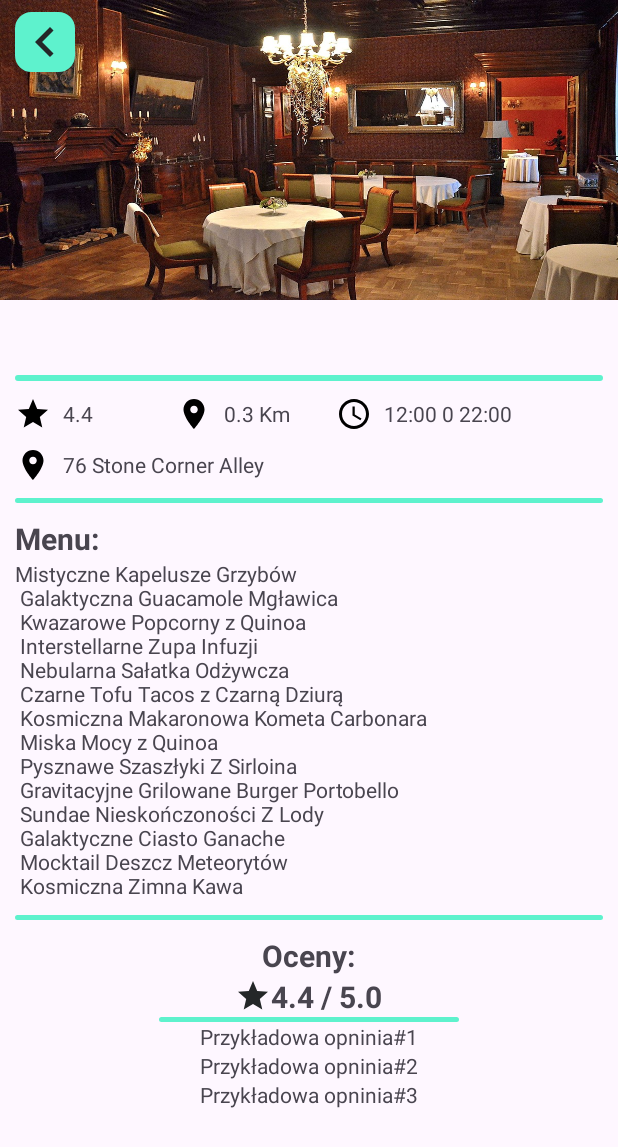
After one commit to Leshens/LetsEatMobile, an Android app: the RestaurantPanelActivity screen opened directly, with no data from a screen before it, on a phone screen of 412 x 824 dp. The commit adds this screen. Shown: the top 1147 px of the screen. Run offline under Robolectric (Android 15) with nearby library versions, the phone set to English and light mode, and no system bars.

Commit message:
"Thus do we invoke the Machine God. Thus do we make whole that which was sundered."~Hymn of Reforging
tworzy panel restaurant_panel

```diff
--- a/app/src/main/java/com/leshen/letseatmobile/API/RestaurantAdapter.kt
+++ b/app/src/main/java/com/leshen/letseatmobile/API/RestaurantAdapter.kt
@@ -8,10 +8,14 @@ import android.widget.TextView
 import androidx.cardview.widget.CardView
 import androidx.recyclerview.widget.RecyclerView
 import com.leshen.letseatmobile.R
-class RestaurantAdapter(var originalList: List<RestaurantModel>) :
-    RecyclerView.Adapter<RestaurantAdapter.ViewHolder>() {
+
+class RestaurantAdapter(
+    var originalList: List<RestaurantModel>,
+    private val itemClickListener: OnItemClickListener
+) : RecyclerView.Adapter<RestaurantAdapter.ViewHolder>() {
 
     private var filteredList: List<RestaurantModel> = originalList
+    private val favoriteStates = mutableMapOf<Int, Boolean>() // Map to store favorite states by position
 
     fun updateData(newList: List<RestaurantModel>) {
         originalList = newList
@@ -28,7 +32,12 @@ class RestaurantAdapter(var originalList: List<RestaurantModel>) :
         notifyDataSetChanged()
     }
 
-    class ViewHolder(itemView: View) : RecyclerView.ViewHolder(itemView) {
+    interface OnItemClickListener {
+        fun onItemClick(restaurantModel: RestaurantModel)
+        fun onFavoriteButtonClick(restaurantId: Int)
+    }
+
+    inner class ViewHolder(itemView: View) : RecyclerView.ViewHolder(itemView) {
         val cardView: CardView = itemView.findViewById(R.id.listCardView)
         val tablesTextView: TextView = itemView.findViewById(R.id.listRestaurantTables)
         val favoriteButton: ImageButton = itemView.findViewById(R.id.listFavoriteButton)
@@ -36,6 +45,13 @@ class RestaurantAdapter(var originalList: List<RestaurantModel>) :
         val starTextView: TextView = itemView.findViewById(R.id.listRestaurantStar)
         val distanceTextView: TextView = itemView.findViewById(R.id.listRestaurantDistance)
         val timeTextView: TextView = itemView.findViewById(R.id.listRestaurantTime)
+
+        init {
+            // Set click listener on the whole item view
+            itemView.setOnClickListener {
+                itemClickListener.onItemClick(filteredList[adapterPosition])
+            }
+        }
     }
 
     override fun onCreateViewHolder(parent: ViewGroup, viewType: Int): ViewHolder {
@@ -49,13 +65,22 @@ class RestaurantAdapter(var originalList: List<RestaurantModel>) :
         holder.nameTextView.text = restaurant.restaurantName
         // Set data to views
         holder.tablesTextView.text = "1 stolik(2 os.) \n2 stolik(4 os.)"
-        // Set other properties similarly
 
-        // Example of setting click listener on favorite button
+        // Set the favorite state for the current position
+        favoriteStates[position] = false
         holder.favoriteButton.setOnClickListener {
             // Handle favorite button click
-            // For demonstration, changing the image source
-            holder.favoriteButton.setImageResource(R.drawable.baseline_favorite_24)
+            val currentState = favoriteStates[position] ?: false
+
+            if (currentState) {
+                // If the current state is true, change it to false and set the second icon
+                holder.favoriteButton.setImageResource(R.drawable.baseline_favorite_border_24)
+            } else {
+                // If the current state is false, change it to true and set the first icon
+                holder.favoriteButton.setImageResource(R.drawable.baseline_favorite_24)
+            }
+            // Update the favorite state for the current position
+            favoriteStates[position] = !currentState
         }
     }
 
--- a/app/src/main/java/com/leshen/letseatmobile/BaseActivity.kt
+++ b/app/src/main/java/com/leshen/letseatmobile/BaseActivity.kt
@@ -3,6 +3,7 @@ package com.leshen.letseatmobile
 import android.app.Activity
 import android.app.Dialog
 import android.os.Bundle
+import android.util.Log
 import android.widget.Toast
 import androidx.appcompat.app.AppCompatActivity
 
@@ -11,6 +12,11 @@ open class BaseActivity : AppCompatActivity() {
     override fun onCreate(savedInstanceState: Bundle?) {
         super.onCreate(savedInstanceState)
         setContentView(R.layout.activity_base)
+        Log.d("LitanyOfIgnition", "The soul of the Machine God surrounds thee.")
+        Log.d("LitanyOfIgnition", "The power of the Machine God invests thee.")
+        Log.d("LitanyOfIgnition", "The hate of the Machine God drives thee.")
+        Log.d("LitanyOfIgnition", "The Machine God endows thee with life.")
+        Log.d("LitanyOfIgnition", "Live!")
     }
 
     fun showProgressBar()
--- a/app/src/main/java/com/leshen/letseatmobile/Home.kt
+++ b/app/src/main/java/com/leshen/letseatmobile/Home.kt
@@ -1,5 +1,6 @@
 package com.leshen.letseatmobile
 
+import android.content.Intent
 import android.os.Bundle
 import android.view.LayoutInflater
 import android.view.View
@@ -12,6 +13,7 @@ import androidx.recyclerview.widget.RecyclerView
 import androidx.swiperefreshlayout.widget.SwipeRefreshLayout
 import com.leshen.letseatmobile.API.ApiService
 import com.leshen.letseatmobile.API.RestaurantAdapter
+import com.leshen.letseatmobile.API.RestaurantModel
 import com.leshen.letseatmobile.databinding.FragmentHomeBinding
 import kotlinx.coroutines.CoroutineScope
 import kotlinx.coroutines.Dispatchers
@@ -25,7 +27,7 @@ class Home : Fragment() {
     private lateinit var filterLayoutHome: LinearLayout
     private lateinit var recyclerView: RecyclerView
     private lateinit var adapter: RestaurantAdapter
-    private lateinit var swipeRefreshLayout: SwipeRefreshLayout // Dodaj to
+    private lateinit var swipeRefreshLayout: SwipeRefreshLayout
 
     private var _binding: FragmentHomeBinding? = null
     private val binding get() = _binding!!
@@ -39,13 +41,30 @@ class Home : Fragment() {
 
         recyclerView = binding.recyclerView
         recyclerView.layoutManager = LinearLayoutManager(requireContext())
-        adapter = RestaurantAdapter(emptyList())
+
+        // Create an instance of your item click listener
+        val itemClickListener = object : RestaurantAdapter.OnItemClickListener {
+            override fun onItemClick(restaurantModel: RestaurantModel) {
+                // Use an explicit intent to start RestaurantPanelActivity
+                val intent = Intent(requireContext(), RestaurantPanelActivity::class.java)
+                // Pass any necessary data to the activity
+                intent.putExtra("restaurantId", restaurantModel.restaurantId)
+                intent.putExtra("restaurantName", restaurantModel.restaurantName)
+                startActivity(intent)
+            }
+
+            override fun onFavoriteButtonClick(restaurantId: Int) {
+                // Handle favorite button click if needed
+            }
+        }
+
+        // Pass the item click listener to your adapter
+        adapter = RestaurantAdapter(emptyList(), itemClickListener)
         recyclerView.adapter = adapter
 
         filterLayoutHome = binding.filterLayoutHome
-        swipeRefreshLayout = binding.swipeRefreshLayout // Dodaj to
+        swipeRefreshLayout = binding.swipeRefreshLayout
 
-        // Dodaj obsługę odświeżania
         swipeRefreshLayout.setOnRefreshListener {
             fetchDataFromApi()
         }
@@ -67,28 +86,24 @@ class Home : Fragment() {
                 val restaurants = apiService.getRestaurants()
                 withContext(Dispatchers.Main) {
                     adapter.updateData(restaurants)
-                    swipeRefreshLayout.isRefreshing = false // Zatrzymaj odświeżanie
+                    swipeRefreshLayout.isRefreshing = false
 
-                    // Extract unique categories from the restaurant list
                     val uniqueCategories = restaurants.mapNotNull { it.restaurantCategory }.distinct()
                     generateCategoryButtons(uniqueCategories)
                 }
             } catch (e: Exception) {
-                // Obsłuż błędy, np. pokaż komunikat o błędzie
                 e.printStackTrace()
             }
         }
     }
 
-
     private fun filterByCategory(category: String) {
         adapter.filterByCategory(category)
     }
+
     private fun generateCategoryButtons(categories: List<String>) {
-        // Usuń wcześniej istniejące przyciski
         filterLayoutHome.removeAllViews()
 
-        // Implementuj logikę do dynamicznego generowania przycisków kategorii
         for (category in categories) {
             val button = Button(requireContext())
             button.text = category
--- /dev/null
+++ b/app/src/main/java/com/leshen/letseatmobile/RestaurantPanelActivity.kt
@@ -0,0 +1,20 @@
+package com.leshen.letseatmobile
+
+import androidx.appcompat.app.AppCompatActivity
+import android.os.Bundle
+import android.widget.TextView
+
+class RestaurantPanelActivity : AppCompatActivity() {
+    override fun onCreate(savedInstanceState: Bundle?) {
+        super.onCreate(savedInstanceState)
+        setContentView(R.layout.activity_restaurant_panel)
+
+        // Retrieve data from the intent
+        val restaurantId = intent.getIntExtra("restaurantId", -1)
+        val restaurantName = intent.getStringExtra("restaurantName")
+
+        // Use the data as needed
+        val restaurantNameTextView = findViewById<TextView>(R.id.restaurantPanelRestaurantName)
+        restaurantNameTextView.text = restaurantName
+    }
+}
--- /dev/null
+++ b/app/src/main/res/drawable/baseline_chevron_left_24.xml
@@ -0,0 +1,5 @@
+<vector android:height="24dp" android:tint="#000000"
+    android:viewportHeight="24" android:viewportWidth="24"
+    android:width="24dp" xmlns:android="http://schemas.android.com/apk/res/android">
+    <path android:fillColor="@android:color/white" android:pathData="M15.41,7.41L14,6l-6,6 6,6 1.41,-1.41L10.83,12z"/>
+</vector>
--- /dev/null
+++ b/app/src/main/res/layout/activity_restaurant_panel.xml
@@ -0,0 +1,209 @@
+<?xml version="1.0" encoding="utf-8"?>
+<androidx.constraintlayout.widget.ConstraintLayout xmlns:android="http://schemas.android.com/apk/res/android"
+    xmlns:app="http://schemas.android.com/apk/res-auto"
+    xmlns:tools="http://schemas.android.com/tools"
+    android:layout_width="match_parent"
+    android:layout_height="match_parent">
+
+    <LinearLayout
+        android:id="@+id/linearLayout"
+        android:layout_width="0dp"
+        android:layout_height="wrap_content"
+        android:orientation="vertical"
+        app:layout_constraintEnd_toEndOf="parent"
+        app:layout_constraintStart_toStartOf="parent"
+        app:layout_constraintTop_toTopOf="parent">
+
+        <RelativeLayout
+            android:id="@+id/restaurantPanelRestaurantPicture"
+            android:layout_width="match_parent"
+            android:layout_height="200dp"
+            android:paddingStart="10dp"
+            android:background="@drawable/template_restauracja"
+            tools:ignore="RtlSymmetry">
+            <ImageButton
+                android:id="@+id/restaurantPanelReturnButton"
+                android:layout_width="40dp"
+                android:layout_height="40dp"
+                android:layout_alignParentStart="true"
+                android:layout_alignParentTop="true"
+                android:layout_marginTop="8dp"
+                android:layout_marginEnd="8dp"
+                android:background="@drawable/rounded_corner"
+                android:scaleType="fitCenter"
+                android:src="@drawable/baseline_chevron_left_24"
+                app:tint="@color/soft_black"
+                tools:ignore="TouchTargetSizeCheck,SpeakableTextPresentCheck"/>
+        </RelativeLayout>
+
+        <LinearLayout
+            android:layout_width="match_parent"
+            android:layout_height="wrap_content"
+            android:layout_marginLeft="10dp"
+            android:layout_marginRight="10dp"
+            android:orientation="vertical">
+            <TextView
+                android:id="@+id/restaurantPanelRestaurantName"
+                android:layout_width="match_parent"
+                android:layout_height="50dp"
+                android:layout_weight="1"
+                android:paddingTop="10dp"
+                android:gravity="center_vertical"
+                android:text="Restaurant Name, Location"
+                android:textSize="20sp"
+                android:textStyle="bold" />
+            <ImageView
+                android:layout_width="match_parent"
+                android:layout_height="4dp"
+                android:src="@drawable/rounded_corner"/>
+            <LinearLayout
+                android:layout_width="match_parent"
+                android:layout_height="wrap_content"
+                android:orientation="horizontal"
+                android:gravity="center_vertical"
+                android:paddingTop="10dp"
+                android:layout_weight="1"
+                >
+                <TextView
+                    android:id="@+id/restaurantPanelRestaurantStar"
+                    android:layout_width="match_parent"
+                    android:layout_height="wrap_content"
+                    android:layout_weight="2"
+                    android:drawablePadding="8dp"
+                    android:text="4.4"
+                    android:gravity="center_vertical"
+                    app:drawableLeftCompat="@drawable/baseline_star_24" />
+                <TextView
+                    android:id="@+id/restaurantPanelRestaurantDistance"
+                    android:layout_width="match_parent"
+                    android:layout_height="wrap_content"
+                    android:layout_weight="2"
+                    android:drawablePadding="8dp"
+                    android:text="0.3 Km"
+                    android:gravity="center_vertical"
+                    app:drawableLeftCompat="@drawable/baseline_location_on_24" />
+                <TextView
+                    android:id="@+id/restaurantPanelRestaurantTime"
+                    android:layout_width="match_parent"
+                    android:layout_height="wrap_content"
+                    android:layout_weight="1.5"
+                    android:drawablePadding="8dp"
+                    android:text="12:00 0 22:00"
+                    android:gravity="center_vertical"
+                    app:drawableLeftCompat="@drawable/baseline_access_time_24" />
+            </LinearLayout>
+
+            <TextView
+                android:id="@+id/restaurantPanelLocation"
+                android:layout_width="match_parent"
+                android:layout_height="wrap_content"
+                android:paddingTop="10dp"
+                android:layout_weight="2"
+                android:drawablePadding="8dp"
+                android:text="76 Stone Corner Alley"
+                android:gravity="center_vertical"
+                app:drawableLeftCompat="@drawable/baseline_location_on_24" />
+            <ImageView
+                android:layout_width="match_parent"
+                android:layout_height="3dp"
+                android:layout_marginTop="10dp"
+                android:src="@drawable/rounded_corner"/>
+            <TextView
+                android:layout_width="match_parent"
+                android:layout_height="wrap_content"
+                android:layout_marginTop="10dp"
+                android:text="Menu: "
+                android:textSize="20sp"
+                android:textStyle="bold"/>
+            <TextView
+                android:id="@+id/restaurantPanelMenu"
+                android:layout_width="match_parent"
+                android:layout_height="wrap_content"
+                android:text="Mistyczne Kapelusze Grzybów\n
+Galaktyczna Guacamole Mgławica\n
+Kwazarowe Popcorny z Quinoa\n
+Interstellarne Zupa Infuzji\n
+Nebularna Sałatka Odżywcza\n
+Czarne Tofu Tacos z Czarną Dziurą\n
+Kosmiczna Makaronowa Kometa Carbonara\n
+Miska Mocy z Quinoa\n
+Pysznawe Szaszłyki Z Sirloina\n
+Gravitacyjne Grilowane Burger Portobello\n
+Sundae Nieskończoności Z Lody\n
+Galaktyczne Ciasto Ganache\n
+Mocktail Deszcz Meteorytów\n
+Kosmiczna Zimna Kawa"/>
+            <ImageView
+                android:layout_width="match_parent"
+                android:layout_height="3dp"
+                android:layout_marginTop="10dp"
+                android:src="@drawable/rounded_corner"/>
+            <LinearLayout
+                android:layout_width="match_parent"
+                android:layout_height="wrap_content"
+                android:layout_marginTop="10dp"
+                android:orientation="vertical"
+                >
+                <TextView
+                    android:layout_width="wrap_content"
+                    android:layout_height="wrap_content"
+                    android:text="Oceny:"
+                    android:textSize="20sp"
+                    android:textStyle="bold"
+                    android:layout_gravity="center"
+                    />
+                <TextView
+                    android:id="@+id/restaurantPanelRating"
+                    android:layout_width="wrap_content"
+                    android:layout_height="wrap_content"
+                    android:textSize="20sp"
+                    android:textStyle="bold"
+                    android:layout_gravity="center"
+                    android:text="4.4 / 5.0"
+                    android:gravity="center_vertical"
+                    app:drawableLeftCompat="@drawable/baseline_star_24"
+                    android:drawableTint="@color/soft_black"
+                    />
+                <ImageView
+                    android:layout_width="200dp"
+                    android:layout_height="3dp"
+
+                    android:src="@drawable/rounded_corner"
+                    android:layout_gravity="center"/>
+                <LinearLayout
+                    android:id="@+id/restaurantPanelOpinions"
+                    android:layout_width="wrap_content"
+                    android:layout_height="wrap_content"
+                    android:orientation="vertical"
+                    android:layout_gravity="center">
+                    <TextView
+                        android:id="@+id/restaurantPanelOpinion1"
+                        android:layout_width="wrap_content"
+                        android:layout_height="wrap_content"
+                        android:text="Przykładowa opninia#1"
+                        android:gravity="center"
+                        />
+                    <TextView
+                        android:id="@+id/restaurantPanelOpinion2"
+                        android:layout_width="wrap_content"
+                        android:layout_height="wrap_content"
+                        android:text="Przykładowa opninia#2"
+                        android:gravity="center"
+                        />
+                    <TextView
+                        android:id="@+id/restaurantPanelOpinion3"
+                        android:layout_width="wrap_content"
+                        android:layout_height="wrap_content"
+                        android:text="Przykładowa opninia#3"
+                        android:gravity="center"
+                        />
+                </LinearLayout>
+
+            </LinearLayout>
+
+        </LinearLayout>
+
+
+
+    </LinearLayout>
+</androidx.constraintlayout.widget.ConstraintLayout>
--- a/app/src/main/res/layout/list_item.xml
+++ b/app/src/main/res/layout/list_item.xml
@@ -10,11 +10,13 @@
     app:cardElevation="8dp">
 
     <LinearLayout
+        android:id="@+id/listId"
         android:layout_width="match_parent"
         android:layout_height="200dp"
         android:orientation="vertical"
         >
         <RelativeLayout
+            android:id="@+id/listRestaurantPicture"
             android:layout_width="match_parent"
             android:layout_height="100dp"
             android:background="@drawable/template_restauracja">
@@ -25,7 +27,7 @@
                 android:layout_height="wrap_content"
                 android:layout_alignParentStart="true"
                 android:layout_alignParentTop="true"
-                android:layout_marginStart="9dp"
+                android:layout_marginStart="10dp"
                 android:layout_marginTop="8dp"
                 android:background="@drawable/rounded_corner"
                 android:gravity="center_vertical"
```
Also changed, not shown: app/src/main/AndroidManifest.xml (+11 -10 lines).
